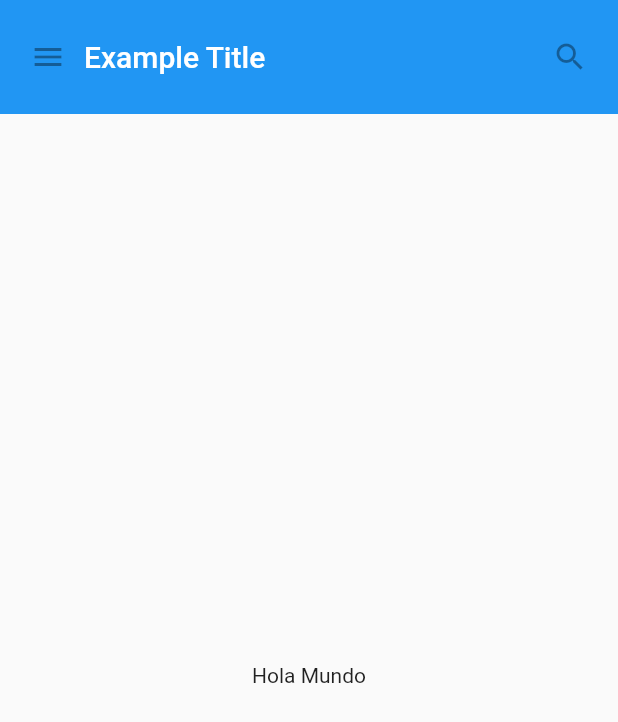
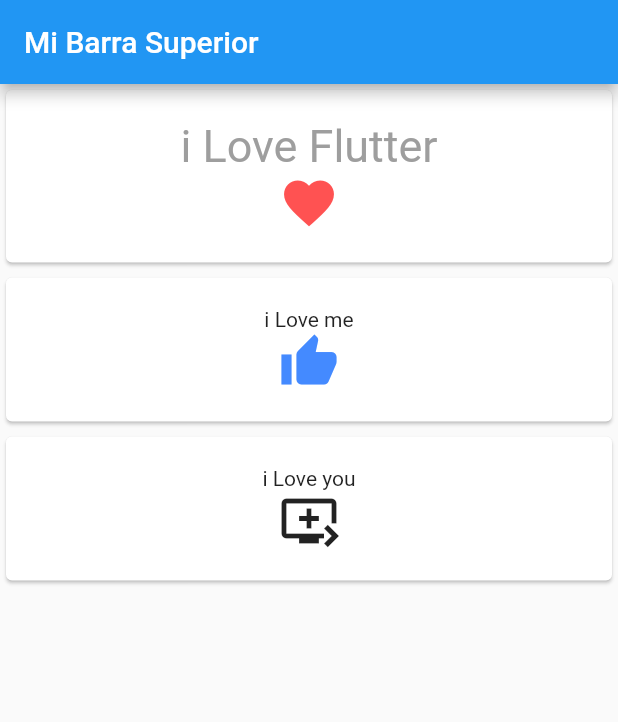
Before and after one commit to AleMancilla/FlutterP, a Flutter app: the screen it shows after launch, on a phone screen of 412 x 824 dp. Shown: the top 722 px of the screen. Run offline on Flutter 3.47's test engine with Material 2 defaults, Android fonts, the phone set to English and light mode, and no system bars.

Commit message:
Widget de container y cards

```diff
--- a/lib/main.dart
+++ b/lib/main.dart
@@ -1,74 +1,68 @@
+import 'package:flutter/cupertino.dart';
 import 'package:flutter/material.dart';
 
-class MyAppBar extends StatelessWidget{
+void main(){
+  runApp(
+    new MaterialApp(
+      home: miClase(),
+    ),
+    );
+}
 
-  MyAppBar({this.title});
-
-  final Widget title;
-
+class miClase extends StatelessWidget{
   @override
   Widget build(BuildContext context) {
     // TODO: implement build
-    return Container(
-      height: 76.0,
-      padding: const EdgeInsets.symmetric(horizontal: 8.0),
-      decoration: BoxDecoration(color: Colors.blue[500]),
-      child: Row(
-        children:<Widget>[
-          IconButton(
-            icon: Icon(Icons.menu),
-            tooltip: 'Navigation Menu',
-            onPressed: null,
-          ),
+    return Scaffold(//esquema basico de una aplicacion
+      appBar: new AppBar(
+        title: new Text('Mi Barra Superior'),
+      ),
 
-          Expanded(
-            child: title,
-          ),
+      body: new Container(
+        child: Center(
+          child: new Column(
+            crossAxisAlignment: CrossAxisAlignment.stretch,
+          children: <Widget>[
+            new MyCard(title: new Text("i Love Flutter", style: new TextStyle(color: Colors.grey, fontSize: 30.0),),icon: new Icon(Icons.favorite, size: 40.0, color: Colors.redAccent,) ),
+            new MyCard(title: new Text("i Love me"),icon: new Icon(Icons.thumb_up, size: 40.0,color: Colors.blueAccent,) ),
+            new MyCard(title: new Text("i Love you"),icon: new Icon(Icons.queue_play_next, size: 40.0,) ),
+          ],
+        ),
+        )
 
-          IconButton(
-            icon: Icon(Icons.search),
-            tooltip: 'Search',
-            onPressed: null,
-            ),
-        ]
-      )
-    );
-  }
-
-}
-
-class MyScaffold extends StatelessWidget{
-
-  @override
-  Widget build(BuildContext context) {
-    // TODO: implement build
-    return Material(
-      child: Column(
-
-        children: <Widget>[
-          MyAppBar(
-            title: Text(
-              'Example Title',
-              style: Theme.of(context).primaryTextTheme.title,
-              ),
-          ),
-
-          Expanded(child: Center(
-            child: Text('Hola Mundo'),
-          ),
-          ),
-
-        ],
       ),
     );
   }
 
 }
 
-void main(){
-  runApp(MaterialApp(
-    title: 'My app',
-    home: MyScaffold(),
-  )
-  );
+
+class MyCard extends StatelessWidget{
+
+  //recibir propiedades
+  final Widget title;
+  final Widget icon;
+
+  MyCard({this.title, this.icon});
+
+  @override
+  Widget build(BuildContext context) {
+    // TODO: implement build
+    return Container(
+      padding: const EdgeInsets.only(bottom: 2.0),
+      child: new Card(
+        child: new Container(
+          padding: const EdgeInsets.all(20.0),
+
+        child: Column(
+          children: <Widget>[
+            this.title,
+            this.icon,
+          ],
+        ),
+        ),
+      ),
+    );
+  }
+
 }
```
Also changed, not shown: flutter_01.png (deleted), flutter_02.png (deleted).
